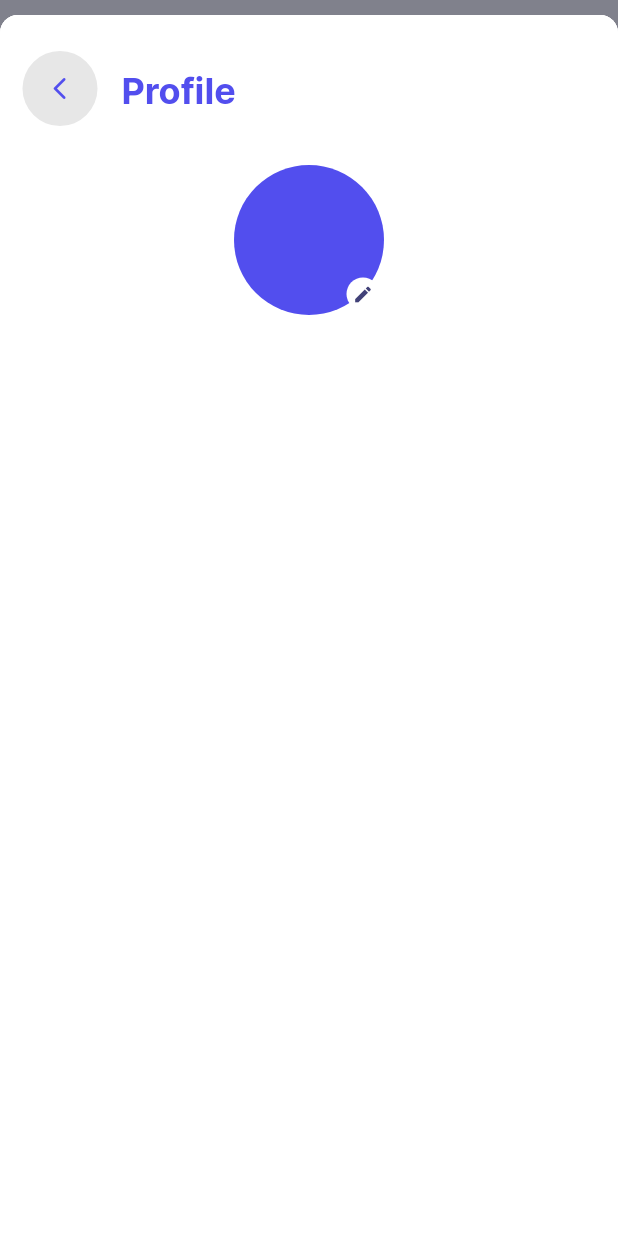
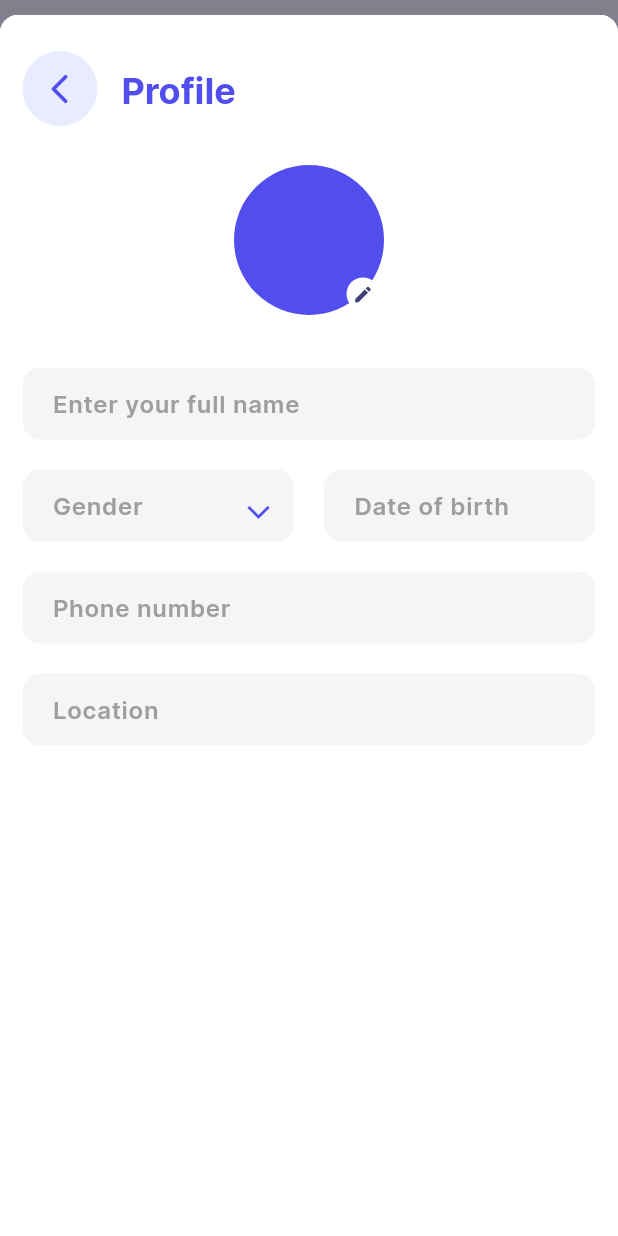
Before and after one commit to Thea-zin/TortbalMiniApp, a Flutter app: the screen it shows after launch, after a tap on "Booking History", on a phone screen of 412 x 824 dp. Run offline on Flutter 3.47's test engine with Material 3 defaults, Android fonts, the phone set to English and light mode, and no system bars; our stand-ins replace flutter_svg, modal_bottom_sheet.

Commit message:
create custom textfield, button, and backbutton

```diff
--- /dev/null
+++ b/lib/Helpers/Widgets/tb_button.dart
@@ -0,0 +1,71 @@
+import 'package:flutter/material.dart';
+import 'package:thortbal/Constants/tb_color.dart';
+
+class TBButton extends StatelessWidget {
+  const TBButton({
+    required this.child,
+    this.width = double.infinity,
+    this.onTap,
+    this.backgroundColor,
+    this.elevation,
+    this.alignment,
+    super.key,
+  });
+
+  final double width;
+  final Widget child;
+  final Color? backgroundColor;
+  final void Function()? onTap;
+  final double? elevation;
+  final AlignmentGeometry? alignment;
+
+  @override
+  Widget build(BuildContext context) {
+    return ElevatedButton(
+      onPressed: onTap,
+      style: ElevatedButton.styleFrom(
+        fixedSize: Size(width, 48),
+        maximumSize: Size(width, 48),
+        minimumSize: Size(width, 48),
+        backgroundColor: backgroundColor ?? TBColor.primary,
+        elevation: elevation ?? 4,
+        alignment: alignment ?? Alignment.center,
+      ),
+      child: child,
+    );
+  }
+}
+
+class TBBackButton extends StatelessWidget {
+  const TBBackButton({
+    required this.onTap,
+    this.backgroundColor,
+    this.iconColor,
+    super.key,
+  });
+
+  final void Function() onTap;
+  final Color? backgroundColor;
+  final Color? iconColor;
+
+  final double _padding = 12.0;
+  final double _buttonSize = 24.0;
+  @override
+  Widget build(BuildContext context) {
+    return ElevatedButton(
+      onPressed: onTap,
+      style: ElevatedButton.styleFrom(
+        shape: const CircleBorder(),
+        padding: EdgeInsets.all(_padding),
+        backgroundColor: backgroundColor ?? TBColor.secondary,
+        elevation: 0,
+        alignment: Alignment.center,
+      ),
+      child: Icon(
+        Icons.arrow_back_ios_rounded,
+        size: _buttonSize,
+        color: iconColor ?? TBColor.primary,
+      ),
+    );
+  }
+}
--- /dev/null
+++ b/lib/Helpers/Widgets/tb_textfield.widget.dart
@@ -0,0 +1,114 @@
+import 'package:flutter/material.dart';
+import 'package:flutter/services.dart';
+import 'package:thortbal/Constants/tb_textsize.dart';
+
+// ignore: must_be_immutable
+class TBTextFeild extends StatelessWidget {
+  TBTextFeild({
+    super.key,
+    this.controller,
+    this.width = double.infinity,
+    this.maxWidthPrefix = 48,
+    this.inputFormatters,
+    this.prefix,
+    this.suffix,
+    this.hinText = "Placeholder",
+    this.focusNode,
+    this.readOnly = false,
+    this.obscureText = false,
+    this.keyboardType,
+    this.onChanged,
+    this.onTap,
+    this.onTapOutside,
+    this.onFieldSubmitted,
+    this.onSaved,
+    this.validator,
+  });
+
+  TextEditingController? controller;
+  double width;
+  Widget? prefix;
+  Widget? suffix;
+  String hinText;
+  FocusNode? focusNode;
+  double maxWidthPrefix;
+  List<TextInputFormatter>? inputFormatters;
+  TextInputType? keyboardType;
+  bool readOnly;
+  bool obscureText;
+  InputBorder? errorBorder;
+  void Function(String)? onChanged;
+  void Function()? onTap;
+  void Function(PointerDownEvent)? onTapOutside;
+  void Function(String)? onFieldSubmitted;
+  void Function(String?)? onSaved;
+  String? Function(String?)? validator;
+
+  // private property
+  final double _subWidgetContraint = 24.0;
+  final double _radius = 12.0;
+  final double _contentPadding = 16.0;
+  final Color _backgroundColor = const Color.fromRGBO(245, 245, 245, 1);
+
+  ///
+  @override
+  Widget build(BuildContext context) {
+    return Container(
+      height: 48,
+      width: width,
+      color: Colors.white,
+      child: TextFormField(
+        controller: controller,
+        keyboardType: keyboardType,
+        inputFormatters: inputFormatters,
+        focusNode: focusNode,
+        onChanged: onChanged,
+        onTapOutside: onTapOutside,
+        onFieldSubmitted: onFieldSubmitted,
+        onSaved: onSaved,
+        onTap: onTap,
+        obscureText: obscureText,
+        validator: validator,
+        readOnly: readOnly,
+        decoration: InputDecoration(
+          errorBorder: errorBorder,
+          prefixIcon: prefix,
+          prefixIconConstraints: BoxConstraints(
+            maxHeight: _subWidgetContraint,
+            minHeight: _subWidgetContraint,
+            minWidth: _subWidgetContraint,
+            maxWidth: maxWidthPrefix,
+          ),
+          suffixIcon: suffix,
+          suffixIconConstraints: BoxConstraints(
+            maxHeight: _subWidgetContraint,
+            minHeight: _subWidgetContraint,
+            minWidth: _subWidgetContraint,
+            maxWidth: 48,
+          ),
+          // suffix: ,
+          border: OutlineInputBorder(
+            borderRadius: BorderRadius.circular(_radius),
+            borderSide: BorderSide.none,
+          ),
+          constraints: const BoxConstraints(
+            minHeight: 48,
+            maxHeight: 48,
+            maxWidth: double.infinity,
+          ),
+          filled: true,
+          fillColor: _backgroundColor,
+          hintText: hinText,
+          hintStyle: TextStyle(
+            color: Colors.grey,
+            fontWeight: FontWeight.w600,
+            fontSize: TBTextSize.large,
+          ),
+          focusedBorder: null,
+          enabledBorder: null,
+          contentPadding: EdgeInsets.symmetric(horizontal: _contentPadding),
+        ),
+      ),
+    );
+  }
+}
--- a/lib/Views/Profile/Edit-Profile/edit_profile.screen.dart
+++ b/lib/Views/Profile/Edit-Profile/edit_profile.screen.dart
@@ -1,7 +1,11 @@
+import 'dart:math';
+
 import 'package:flutter/material.dart';
 import 'package:thortbal/Constants/tb_color.dart';
 import 'package:thortbal/Constants/tb_textsize.dart';
+import 'package:thortbal/Helpers/Widgets/tb_button.dart';
 import 'package:thortbal/Helpers/Widgets/tb_text.widget.dart';
+import 'package:thortbal/Helpers/Widgets/tb_textfield.widget.dart';
 
 class TBEditProfile extends StatefulWidget {
   const TBEditProfile({super.key});
@@ -13,7 +17,9 @@ class TBEditProfile extends StatefulWidget {
 class _TBEditProfileState extends State<TBEditProfile> {
   @override
   Widget build(BuildContext context) {
+    Size size = MediaQuery.of(context).size;
     return Scaffold(
+      resizeToAvoidBottomInset: false,
       appBar: AppBar(
         automaticallyImplyLeading: false,
         backgroundColor: TBColor.background,
@@ -21,19 +27,8 @@ class _TBEditProfileState extends State<TBEditProfile> {
         toolbarHeight: 100,
         leading: Padding(
           padding: const EdgeInsets.only(left: 15, top: 4.0, bottom: 6),
-          child: ElevatedButton(
-            style: ElevatedButton.styleFrom(
-              elevation: 0.0,
-              backgroundColor: Colors.grey.withOpacity(0.25),
-              shape: const CircleBorder(),
-              padding: const EdgeInsets.all(10),
-              foregroundColor: TBColor.secondary,
-            ),
-            onPressed: () => Navigator.pop(context),
-            child: Icon(
-              Icons.arrow_back_ios_rounded,
-              color: TBColor.primary,
-            ),
+          child: TBBackButton(
+            onTap: () => Navigator.pop(context),
           ),
         ),
         title: TBText(
@@ -44,7 +39,8 @@ class _TBEditProfileState extends State<TBEditProfile> {
         ),
       ),
       backgroundColor: TBColor.background,
-      body: Column(
+      body: SingleChildScrollView(
+        child: Column(
           children: [
             // Profile Image
             Row(
@@ -80,7 +76,61 @@ class _TBEditProfileState extends State<TBEditProfile> {
                     )),
               ],
             ),
+            const SizedBox(height: 20),
+
+            Form(
+              child: Padding(
+                padding: const EdgeInsets.all(15.0),
+                child: Column(
+                  children: [
+                    /// Full name
+                    TBTextFeild(
+                      hinText: "Enter your full name",
+                    ),
+                    const SizedBox(height: 20),
+
+                    /// Gender and DOB
+                    Row(
+                      children: [
+                        TBTextFeild(
+                          width: size.width * 0.5 - 25,
+                          hinText: "Gender",
+                          suffix: Center(
+                            child: Transform.rotate(
+                              angle: -pi / 2,
+                              child: Icon(
+                                Icons.arrow_back_ios,
+                                size: 18,
+                                color: TBColor.primary,
+                              ),
+                            ),
+                          ),
+                        ),
+                        const Spacer(),
+                        TBTextFeild(
+                          hinText: "Date of birth",
+                          width: size.width * 0.5 - 25,
+                        ),
                       ],
+                    ),
+
+                    /// Phone Number
+                    const SizedBox(height: 20),
+                    TBTextFeild(
+                      hinText: "Phone number",
+                    ),
+
+                    /// Location
+                    const SizedBox(height: 20),
+                    TBTextFeild(
+                      hinText: "Location",
+                    ),
+                  ],
+                ),
+              ),
+            )
+          ],
+        ),
       ),
     );
   }
--- a/lib/Views/Profile/profile.screen.dart
+++ b/lib/Views/Profile/profile.screen.dart
@@ -5,6 +5,7 @@ import 'package:modal_bottom_sheet/modal_bottom_sheet.dart';
 import 'package:thortbal/Constants/tb_color.dart';
 import 'package:thortbal/Constants/tb_icon.dart';
 import 'package:thortbal/Constants/tb_textsize.dart';
+import 'package:thortbal/Helpers/Widgets/tb_button.dart';
 import 'package:thortbal/Helpers/Widgets/tb_text.widget.dart';
 import 'package:thortbal/Views/Profile/Edit-Profile/edit_profile.screen.dart';
 
@@ -141,36 +142,26 @@ class _TBProfileScreenState extends State<TBProfileScreen> {
                       title: "Manager Account",
                       assetName: TBIcons.tbProfile,
                     ),
-
                     // Log-Out Bottom
-
-                    Padding(
-                      padding: const EdgeInsets.only(top: 24),
-                      child: ElevatedButton(
-                        style: ElevatedButton.styleFrom(
-                          backgroundColor: Colors.red,
-                          // fixedSize: const Size(double.infinity, 52),
-                          padding: const EdgeInsets.symmetric(vertical: 12),
-                          surfaceTintColor: Colors.white,
-                          foregroundColor: Colors.white70,
-                        ),
-                        onPressed: () {},
-                        child: Row(
+                    TBButton(
+                      // width: 100,
+                      onTap: () {},
+                      backgroundColor: TBColor.warning,
+                      child: const Row(
                         mainAxisAlignment: MainAxisAlignment.center,
                         children: [
-                            const Icon(
+                          Icon(
                             Icons.logout,
-                              color: Colors.white70,
+                            color: Colors.white,
                           ),
-                            const SizedBox(width: 20),
+                          SizedBox(width: 10),
                           TBText(
-                              "Log out",
-                              textColor: Colors.white70,
-                              fontWeight: FontWeight.bold,
-                              textSize: TBTextSize.large,
-                            ),
+                            "Logout",
+                            fontWeight: FontWeight.w600,
+                            textSize: 16,
+                            textColor: Colors.white,
+                          )
                         ],
-                        ),
                       ),
                     )
                   ],
```
Lines whose indentation alone changed are shown as unchanged.
